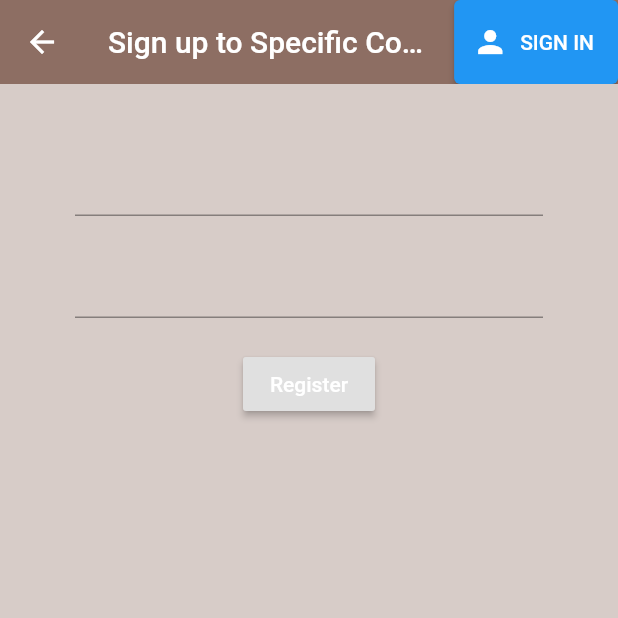
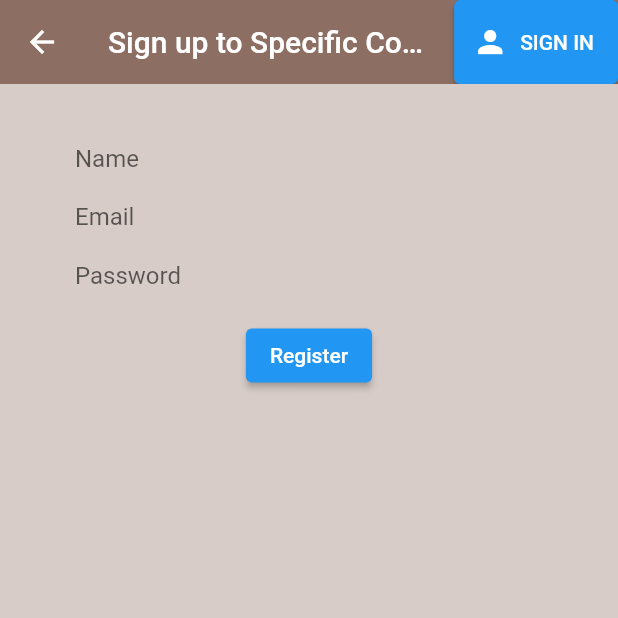
Before and after one commit to Anand4756/Specific-Coffee, a Flutter app: the Register screen opened directly with empty values, on a phone screen of 412 x 824 dp, the top half of it. Run offline on Flutter 3.47's test engine with Material 2 defaults, Android fonts, the phone set to English and light mode, and no system bars; our stand-ins replace cloud_firestore, firebase_auth, firebase_core, flutter_spinkit; accounts and stored records are empty.

Commit message:
changes other than tutorials

```diff
--- a/lib/screens/authenticate/register.dart
+++ b/lib/screens/authenticate/register.dart
@@ -18,6 +18,7 @@ class _RegisterState extends State<Register> {
   // text field state
   String email = '';
   String password = '';
+  String name = '';
 
   @override
   Widget build(BuildContext context) {
@@ -43,6 +44,17 @@ class _RegisterState extends State<Register> {
             children: <Widget>[
               SizedBox(height: 20.0),
               TextFormField(
+                decoration: new InputDecoration.collapsed(
+                  hintText: 'Name',
+                ),
+                validator: (val) => val!.isEmpty ? 'Enter your name' : null,
+                onChanged: (val) {
+                  setState(() => name = val);
+                },
+              ),
+              SizedBox(height: 20.0),
+              TextFormField(
+                decoration: new InputDecoration.collapsed(hintText: 'Email'),
                 validator: (val) => val!.isEmpty ? 'Enter an email' : null,
                 onChanged: (val) {
                   setState(() => email = val);
@@ -50,6 +62,7 @@ class _RegisterState extends State<Register> {
               ),
               SizedBox(height: 20.0),
               TextFormField(
+                decoration: new InputDecoration.collapsed(hintText: 'Password'),
                 obscureText: true,
                 validator: (val) =>
                     val!.length < 6 ? 'Enter a password 6+ chars long' : null,
@@ -58,7 +71,7 @@ class _RegisterState extends State<Register> {
                 },
               ),
               SizedBox(height: 20.0),
-              RaisedButton(
+              ElevatedButton(
                   child: Text(
                     'Register',
                     style: TextStyle(color: Colors.white),
```
